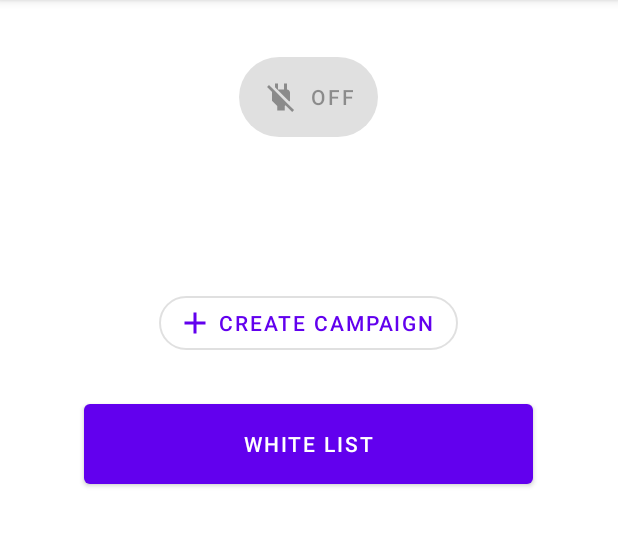
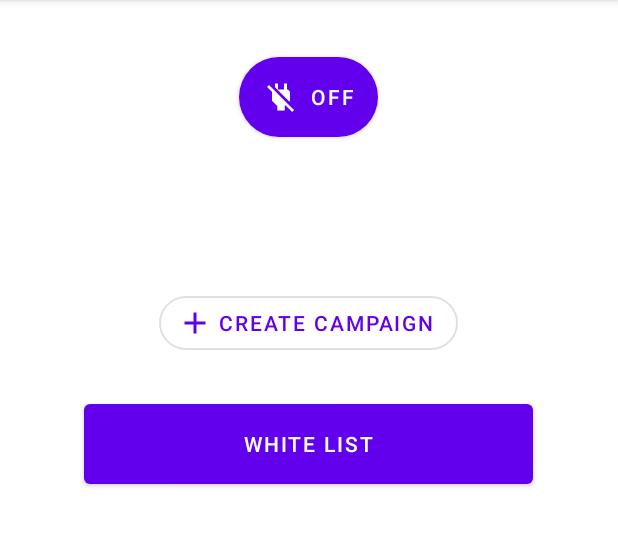
Before and after one commit to bertoramos/ble_android_capture_server, an Android app: the fragment ServerFragment shown on its own in the app's theme, after a tap on "CANCEL", on a phone screen of 412 x 824 dp, the part 84-631 px from its top. Run offline under Robolectric (Android 15) with nearby library versions, the phone set to English and light mode, and no system bars; 2 other taps on this screen came first.

Commit message:
Solucionado error al pulsar el botón cancelar al introducir el nombre de una campaña

```diff
--- a/app/src/main/java/com/ips/blecapturer/view/fragments/ServerFragment.kt
+++ b/app/src/main/java/com/ips/blecapturer/view/fragments/ServerFragment.kt
@@ -156,7 +156,7 @@ class ServerFragment : Fragment() {
         val toggleCampaignButton = view.findViewById<MaterialButton>(R.id.createCampaignButton)
 
         campaignCreated = false
-        view.findViewById<MaterialButton>(R.id.serverButton).isEnabled = false
+        //view.findViewById<MaterialButton>(R.id.serverButton).isEnabled = false
 
         toggleCampaignButton.icon = ContextCompat.getDrawable(view.context, R.drawable.ic_add_24dp_foreground)
         toggleCampaignButton.text = resources.getText(R.string.create_campaign)
```
